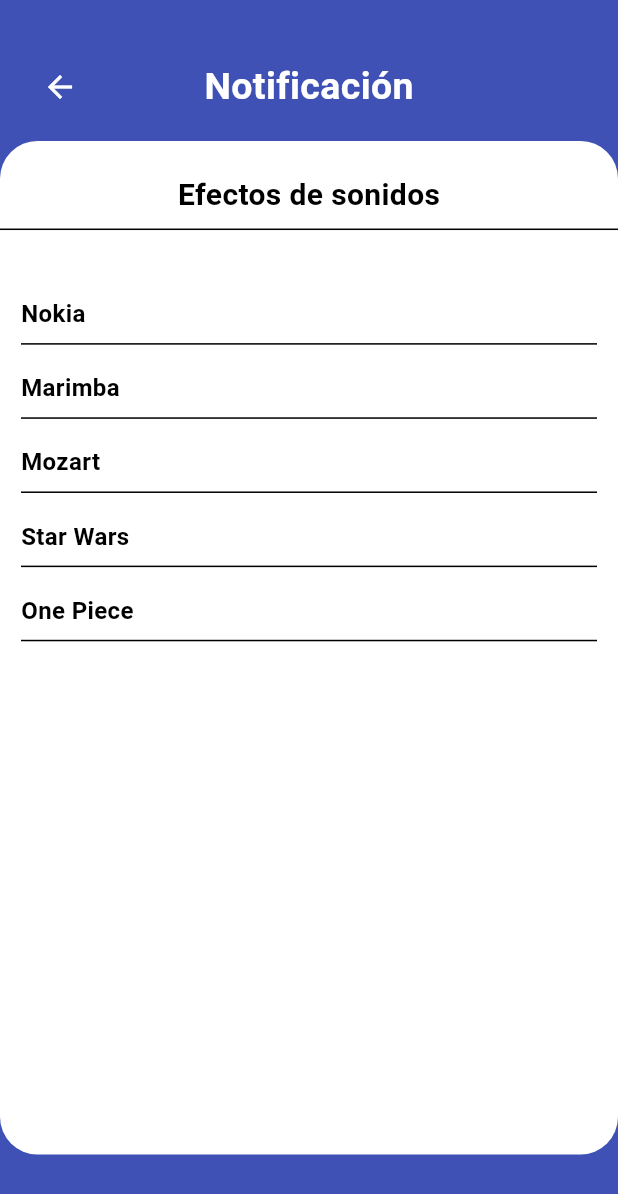
After one commit to Juan-Jose21/app-movil-vida-saludable, a Flutter app: the NotificationsPage screen opened directly, on a phone screen of 412 x 824 dp. The commit adds this screen. Shown: the top 1194 px of the screen. Run offline on Flutter 3.47's test engine with Material 3 defaults, Android fonts, the phone set to English and light mode, and no system bars; our stand-ins replace audioplayers, fl_chart, flutter_local_notifications, get, get_storage, permission_handler and 2 more; accounts and stored records are empty.

Commit message:
Agregar las vistas de seleccion de sonido y perfil asi tambien la configuracion de las notificaciones con sonido en las alarmas de agua

```diff
--- /dev/null
+++ b/lib/src/pages/settins/notifications.dart
@@ -0,0 +1,277 @@
+import 'package:audioplayers/audioplayers.dart';
+import 'package:flutter/material.dart';
+import 'package:get/get.dart';
+
+import '../../controllers/alarm_water_controller.dart';
+
+
+class NotificationsPage extends StatelessWidget {
+  final AlarmController _alarmController = Get.put(AlarmController());
+  final AudioPlayer _audioPlayer = AudioPlayer();
+
+  void _playSound(String sound) async {
+    await _audioPlayer.play(AssetSource(sound));
+  }
+
+  void _selectSound(String sound) async {
+    _playSound('sound/$sound.mp3');
+    await _alarmController.setSelectedSound(sound);
+  }
+
+  @override
+  Widget build(BuildContext context) {
+    return Scaffold(
+      body: Container(
+        width: MediaQuery.of(context).size.width,
+        height: MediaQuery.of(context).size.height,
+        color: Colors.indigo,
+        child: Stack(
+          children: [
+            _iconBack(context),
+            Column(
+              children: [
+                _textTitle(),
+                _bgForm(context),
+              ],
+            ),
+            _textSubTitle(context),
+            _SoundStarWars(context),
+            _SoundMarimba(context),
+            _SoundMozart(context),
+            _SoundNokia(context),
+            _SoundOnePiece(context)
+          ],
+        ),
+      ),
+    );
+  }
+
+
+  Widget _bgForm(BuildContext context) {
+    return Container(
+      margin: EdgeInsets.only(top: 18, bottom: 20),
+      width: double.infinity,
+      height: MediaQuery.of(context).size.height * 0.82,
+      decoration: BoxDecoration(
+          color: Colors.white,
+          borderRadius: BorderRadius.only(
+            topLeft: Radius.elliptical(25, 25),
+            topRight: Radius.elliptical(25, 25),
+            bottomLeft: Radius.elliptical(25, 25),
+            bottomRight: Radius.elliptical(25, 25),
+          )
+      ),
+    );
+  }
+
+  Widget _textTitle() {
+    return Container(
+      alignment: Alignment.topCenter,
+      margin: EdgeInsets.only(top: 40),
+      child: Text(
+        'Notificación',
+        style: TextStyle(
+          fontSize: 25,
+          fontWeight: FontWeight.bold,
+          color: Colors.white,
+        ),
+      ),
+    );
+  }
+
+  Widget _iconBack(BuildContext context) {
+    return Container(
+      margin: EdgeInsets.only(left: 16, top: 34),
+      child: Row(
+        children: [
+          IconButton(
+            icon: Icon(
+              Icons.arrow_back,
+              color: Colors.white,
+            ),
+            onPressed: () {
+              Navigator.pop(context);
+            },
+          ),
+        ],
+      ),
+    );
+  }
+
+  Widget _textSubTitle(BuildContext context) {
+    double screenHeight = MediaQuery.of(context).size.height;
+    return Container(
+      alignment: Alignment.topCenter,
+      margin: EdgeInsets.only(top: screenHeight * 0.14),
+      child: Column(
+        children: [
+          Text(
+            'Efectos de sonidos',
+            style: TextStyle(
+              fontSize: 20,
+              fontWeight: FontWeight.bold,
+              color: Colors.black,
+            ),
+          ),
+          SizedBox(height: 8.0),
+          Container(
+            height: 1.0,
+            width: double.infinity,
+            color: Colors.black, // Color de la línea
+          ),
+        ],
+      ),
+    );
+  }
+
+  Widget _SoundStarWars(BuildContext context) {
+    double screenHeight = MediaQuery.of(context).size.height;
+    return GestureDetector(
+      onTap: () {
+        _selectSound('star_wars');
+      },
+      child: Container(
+        margin: EdgeInsets.only(top: screenHeight * 0.42, left: 14, right: 14),
+        child: Column(
+          crossAxisAlignment: CrossAxisAlignment.start,
+          children: [
+            Text(
+              'Star Wars',
+              style: TextStyle(
+                fontSize: 16,
+                fontWeight: FontWeight.bold,
+                color: Colors.black,
+              ),
+            ),
+            SizedBox(height: 8.0),
+            Container(
+              height: 1.0,
+              color: Colors.black,
+            ),
+          ],
+        ),
+      ),
+    );
+  }
+
+  Widget _SoundNokia(BuildContext context) {
+    double screenHeight = MediaQuery.of(context).size.height;
+    return GestureDetector(
+      onTap: () {
+        _selectSound('nokia');
+      },
+      child: Container(
+        margin: EdgeInsets.only(top: screenHeight * 0.24, left: 14, right: 14),
+        child: Column(
+          crossAxisAlignment: CrossAxisAlignment.start,
+          children: [
+            Text(
+              'Nokia',
+              style: TextStyle(
+                fontSize: 16,
+                fontWeight: FontWeight.bold,
+                color: Colors.black,
+              ),
+            ),
+            SizedBox(height: 8.0),
+            Container(
+              height: 1.0,
+              color: Colors.black,
+            ),
+          ],
+        ),
+      ),
+    );
+  }
+
+  Widget _SoundMozart(BuildContext context) {
+    double screenHeight = MediaQuery.of(context).size.height;
+    return GestureDetector(
+      onTap: () {
+        _selectSound('mozart');
+      },
+      child: Container(
+        margin: EdgeInsets.only(top: screenHeight * 0.36, left: 14, right: 14),
+        child: Column(
+          crossAxisAlignment: CrossAxisAlignment.start,
+          children: [
+            Text(
+              'Mozart',
+              style: TextStyle(
+                fontSize: 16,
+                fontWeight: FontWeight.bold,
+                color: Colors.black,
+              ),
+            ),
+            SizedBox(height: 8.0),
+            Container(
+              height: 1.0,
+              color: Colors.black,
+            ),
+          ],
+        ),
+      ),
+    );
+  }
+
+  Widget _SoundMarimba(BuildContext context) {
+    double screenHeight = MediaQuery.of(context).size.height;
+    return GestureDetector(
+      onTap: () {
+        _selectSound('marimba');
+      },
+      child: Container(
+        margin: EdgeInsets.only(top: screenHeight * 0.3, left: 14, right: 14),
+        child: Column(
+          crossAxisAlignment: CrossAxisAlignment.start,
+          children: [
+            Text(
+              'Marimba',
+              style: TextStyle(
+                fontSize: 16,
+                fontWeight: FontWeight.bold,
+                color: Colors.black,
+              ),
+            ),
+            SizedBox(height: 8.0),
+            Container(
+              height: 1.0,
+              color: Colors.black,
+            ),
+          ],
+        ),
+      ),
+    );
+  }
+
+  Widget _SoundOnePiece(BuildContext context) {
+    double screenHeight = MediaQuery.of(context).size.height;
+    return GestureDetector(
+      onTap: () {
+        _selectSound('one_piece');
+      },
+      child: Container(
+        margin: EdgeInsets.only(top: screenHeight * 0.48, left: 14, right: 14),
+        child: Column(
+          crossAxisAlignment: CrossAxisAlignment.start,
+          children: [
+            Text(
+              'One Piece',
+              style: TextStyle(
+                fontSize: 16,
+                fontWeight: FontWeight.bold,
+                color: Colors.black,
+              ),
+            ),
+            SizedBox(height: 8.0),
+            Container(
+              height: 1.0,
+              color: Colors.black,
+            ),
+          ],
+        ),
+      ),
+    );
+  }
+
+}
--- a/pubspec.yaml
+++ b/pubspec.yaml
@@ -45,10 +45,14 @@
   shared_preferences: ^2.2.3
   permission_handler: ^11.3.1
   url_launcher: ^6.3.0
+  workmanager: ^0.5.2
+  audioplayers: ^6.0.0
 
 dev_dependencies:
+
   flutter_test:
     sdk: flutter
+
 
   # The "flutter_lints" package below contains a set of recommended lints to
   # encourage good coding practices. The lint set provided by the package is
@@ -71,6 +75,7 @@
   # To add assets to your application, add an assets section, like this:
   assets:
     - assets/img/
+    - assets/sound/
   # assets:
   #   - images/a_dot_burr.jpeg
   #   - images/a_dot_ham.jpeg
```
Also changed, not shown: lib/src/controllers/alarm_water_controller.dart (+34 -15 lines), lib/src/pages/settins/profile.dart (added, +258 -0 lines), lib/src/pages/settins/settings_page.dart (+21 -2 lines), pubspec.lock, 10 other files.
